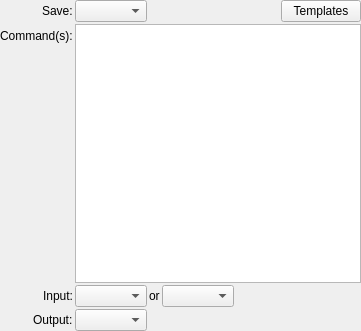
First picture: the form in resources/ui/support/command.ui, repository prymatex/prymatex, before the edit.
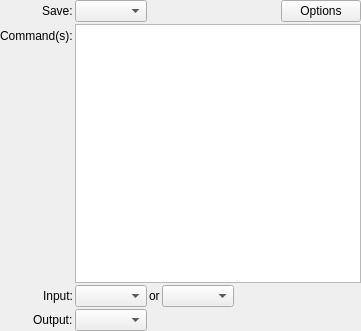
Second picture: the form after the edit.

Patch:
```diff
--- a/resources/ui/support/command.ui
+++ b/resources/ui/support/command.ui
@@ -57,7 +57,7 @@
      <item>
       <widget class="QPushButton" name="pushButtonTemplates">
        <property name="text">
-        <string>Templates</string>
+        <string>Options</string>
        </property>
       </widget>
      </item>
```
Left out of the diff: 2 changed lines with no effect on the pictures.
